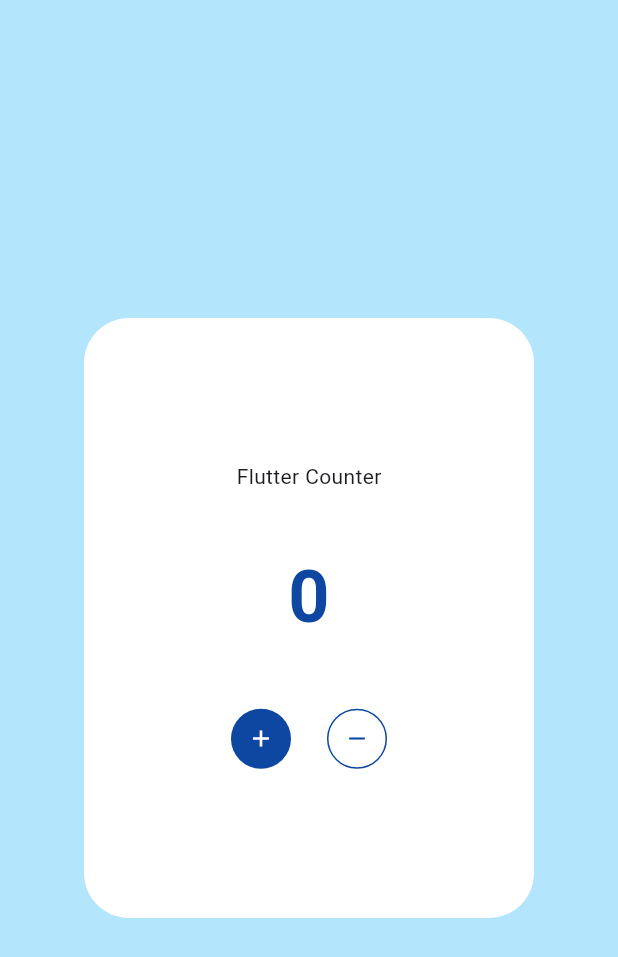
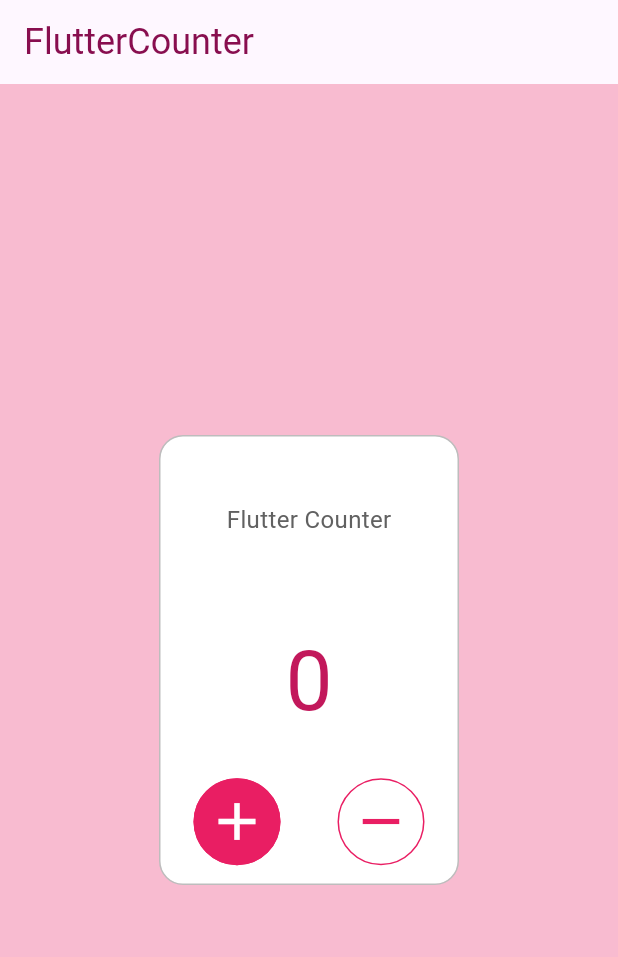
Before and after one commit to you22fy/flutter100, a Flutter app: the screen it shows after launch, on a phone screen of 412 x 824 dp. Shown: the top 957 px of the screen. Run offline on Flutter 3.47's test engine with Material 3 defaults, Android fonts, the light colour scheme and no system bars; our stand-ins replace flutter_hooks, flutter_riverpod.

Commit message:
002をriverpodに変更

```diff
--- a/app02_counter/lib/counter.dart
+++ /dev/null
@@ -1,76 +0,0 @@
-import 'package:flutter/material.dart';
-import 'package:flutter_hooks/flutter_hooks.dart';
-
-class Counter extends HookWidget {
-  const Counter({super.key});
-
-  @override
-  Widget build(BuildContext context) {
-    var counter = useState(0);
-    return Center(
-      child: Container(
-        decoration: const BoxDecoration(
-          color: Colors.white,
-          borderRadius: BorderRadius.all(
-            Radius.circular(30),
-          ),
-        ),
-        width: 300,
-        height: 400,
-        child: Column(
-          mainAxisAlignment: MainAxisAlignment.center,
-          children: [
-            const Text('Flutter Counter'),
-            Padding(
-              padding: const EdgeInsets.symmetric(vertical: 36),
-              child: Text(
-                counter.value.toString(),
-                style: TextStyle(
-                  color: Colors.blue[900],
-                  fontSize: 48,
-                  fontWeight: FontWeight.bold,
-                ),
-              ),
-            ),
-            Row(
-              mainAxisAlignment: MainAxisAlignment.center,
-              children: [
-                TextButton(
-                  style: ButtonStyle(
-                    shape: MaterialStateProperty.all(
-                      const CircleBorder(),
-                    ),
-                    backgroundColor: MaterialStateProperty.all(
-                      Colors.blue[900],
-                    ),
-                  ),
-                  onPressed: () {
-                    counter.value += 1;
-                  },
-                  child: const Icon(
-                    Icons.add,
-                    color: Colors.white,
-                  ),
-                ),
-                TextButton(
-                  style: TextButton.styleFrom(
-                    shape: const CircleBorder(),
-                    backgroundColor: Colors.white,
-                    side: BorderSide(color: Colors.blue.shade900),
-                  ),
-                  onPressed: () {
-                    counter.value -= 1;
-                  },
-                  child: Icon(
-                    Icons.remove,
-                    color: Colors.blue[900],
-                  ),
-                ),
-              ],
-            ),
-          ],
-        ),
-      ),
-    );
-  }
-}
--- /dev/null
+++ b/app02_counter/lib/flutter_counter.dart
@@ -0,0 +1,105 @@
+import 'package:flutter/material.dart';
+import 'package:flutter_riverpod/flutter_riverpod.dart';
+
+final counterProvider = StateProvider<int>((ref) => 0);
+
+class FlutterCounter extends ConsumerWidget {
+  const FlutterCounter({super.key});
+
+  @override
+  Widget build(BuildContext context, WidgetRef ref) {
+    return Container(
+      width: 200,
+      height: 300,
+      decoration: BoxDecoration(
+          borderRadius: BorderRadius.circular(
+            16,
+          ),
+          border: Border.all(
+            width: 1,
+            color: Colors.grey.shade400,
+          ),
+          color: Colors.white),
+      child: Column(
+        mainAxisAlignment: MainAxisAlignment.spaceAround,
+        children: [
+          Padding(
+            padding: const EdgeInsets.symmetric(
+              vertical: 32,
+            ),
+            child: Text(
+              'Flutter Counter',
+              style: TextStyle(
+                fontSize: 16,
+                color: Colors.grey.shade700,
+              ),
+            ),
+          ),
+          Text(
+            ref.watch(counterProvider).toString(),
+            style: TextStyle(
+              fontSize: 56,
+              color: Colors.pink.shade700,
+            ),
+          ),
+          Row(
+            mainAxisAlignment: MainAxisAlignment.center,
+            children: [
+              _OperationButton(
+                iconData: Icons.add,
+                onPressed: () {
+                  ref.read(counterProvider.notifier).state += 1;
+                },
+              ),
+              const SizedBox(
+                width: 30,
+              ),
+              _OperationButton(
+                iconData: Icons.remove,
+                onPressed: () {
+                  ref.read(counterProvider.notifier).state -= 1;
+                },
+                backgroundColor: Colors.white,
+                borderColor: Colors.pink,
+                opeCodeColor: Colors.pink,
+              )
+            ],
+          ),
+        ],
+      ),
+    );
+  }
+}
+
+class _OperationButton extends ConsumerWidget {
+  const _OperationButton({
+    required this.iconData,
+    required this.onPressed,
+    this.backgroundColor = Colors.pink,
+    this.opeCodeColor = Colors.white,
+    this.borderColor = Colors.pink,
+  });
+  final IconData? iconData;
+  final void Function()? onPressed;
+  final Color backgroundColor;
+  final Color opeCodeColor;
+  final Color borderColor;
+
+  @override
+  Widget build(BuildContext context, WidgetRef ref) {
+    return TextButton(
+      style: ElevatedButton.styleFrom(
+          shape: const CircleBorder(),
+          backgroundColor: backgroundColor,
+          side: BorderSide(
+            color: borderColor,
+          )),
+      onPressed: onPressed,
+      child: Icon(
+        iconData,
+        color: opeCodeColor,
+        size: 42,
+      ),
+    );
+  }
+}
--- a/app02_counter/lib/main.dart
+++ b/app02_counter/lib/main.dart
@@ -1,9 +1,10 @@
-import 'package:app02_counter/counter.dart';
+import 'package:app02_counter/flutter_counter.dart';
 import 'package:flutter/material.dart';
 import 'package:flutter_hooks/flutter_hooks.dart';
+import 'package:flutter_riverpod/flutter_riverpod.dart';
 
 void main() {
-  runApp(const MyApp());
+  runApp(const ProviderScope(child: MyApp()));
 }
 
 class MyApp extends HookWidget {
@@ -18,9 +19,20 @@ class MyApp extends HookWidget {
         useMaterial3: true,
       ),
       home: Scaffold(
+        appBar: AppBar(
+          title: Text(
+            'FlutterCounter',
+            style: TextStyle(
+              color: Colors.pink.shade900,
+              fontSize: 24,
+            ),
+          ),
+        ),
         body: ColoredBox(
-          color: Colors.lightBlue.shade100,
-          child: const Counter(),
+          color: Colors.pink.shade100,
+          child: const Center(
+            child: FlutterCounter(),
+          ),
         ),
       ),
     );
```
Also changed, not shown: app02_counter/pubspec.lock.
